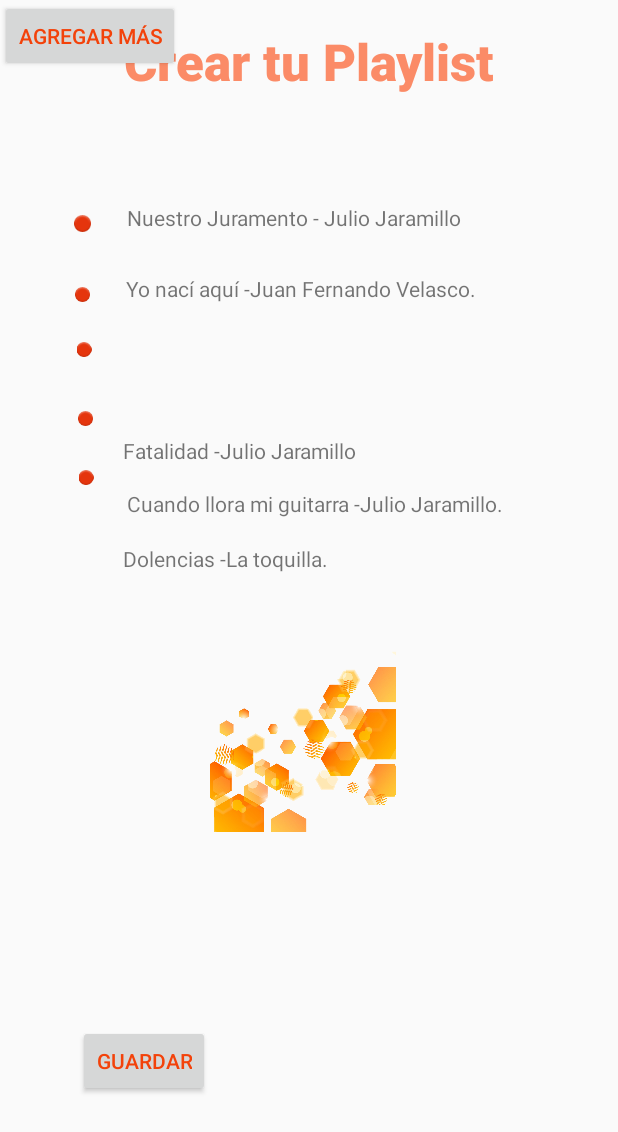
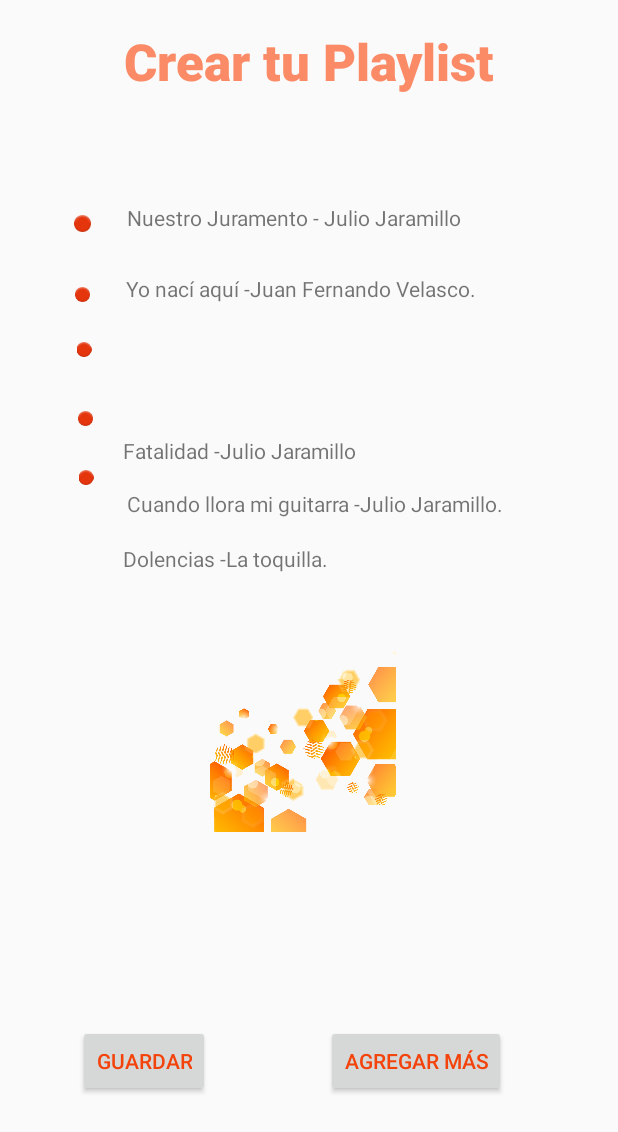
Before and after one commit to williamtocto/alaja_music, an Android app: the Play_List screen opened directly, with no data from a screen before it, on a phone screen of 412 x 824 dp. Shown: the top 1132 px of the screen. Run offline under Robolectric (Android 15) with nearby library versions, the phone set to English and light mode, and no system bars.

Commit message:
Unir ventanas paso 5

```diff
--- a/app/src/main/res/layout/activity_play_list.xml
+++ b/app/src/main/res/layout/activity_play_list.xml
@@ -172,7 +172,11 @@
         android:layout_height="wrap_content"
         android:text="Agregar más"
         android:textColor="#F3420A"
-        tools:layout_editor_absoluteX="216dp"
-        tools:layout_editor_absoluteY="602dp" />
+        app:layout_constraintBottom_toBottomOf="parent"
+        app:layout_constraintEnd_toEndOf="parent"
+        app:layout_constraintHorizontal_bias="0.744"
+        app:layout_constraintStart_toStartOf="parent"
+        app:layout_constraintTop_toTopOf="parent"
+        app:layout_constraintVertical_bias="0.881" />
 
 </android.support.constraint.ConstraintLayout>
--- a/app/src/main/res/layout/activity_reproductor1.xml
+++ b/app/src/main/res/layout/activity_reproductor1.xml
@@ -7,6 +7,7 @@
     tools:context=".Reproductor_1"
     android:background="@drawable/background"
     >
+
     <ImageView
         android:id="@+id/imageView"
         android:layout_width="407dp"
```
Also changed, not shown: app/src/main/java/com/example/alaja_music/Reproductor_1.java (+26 -0 lines), 2 other files.
